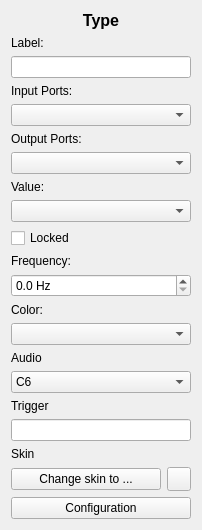
GIBIS-UNIFESP/wiRedPanda, file app/elementeditor.ui: the form before one commit.
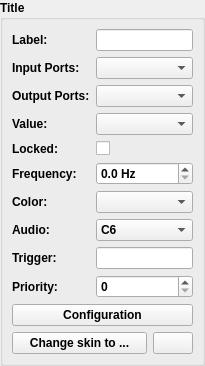
The form after the commit. Icons and pictures are not drawn.

What changed in the file:
```diff
--- a/app/elementeditor.ui
+++ b/app/elementeditor.ui
@@ -6,22 +6,156 @@
    <rect>
     <x>0</x>
     <y>0</y>
-    <width>202</width>
-    <height>511</height>
+    <width>205</width>
+    <height>363</height>
    </rect>
   </property>
   <property name="windowTitle">
    <string>Form</string>
   </property>
   <layout class="QGridLayout" name="gridLayout">
+   <property name="leftMargin">
+    <number>0</number>
+   </property>
+   <property name="topMargin">
+    <number>0</number>
+   </property>
+   <property name="rightMargin">
+    <number>0</number>
+   </property>
+   <property name="bottomMargin">
+    <number>0</number>
+   </property>
+   <property name="spacing">
+    <number>0</number>
+   </property>
+   <item row="0" column="0">
+    <widget class="QGroupBox" name="groupBox">
+     <property name="font">
+      <font>
+       <bold>true</bold>
+      </font>
+     </property>
+     <property name="title">
+      <string>Title</string>
+     </property>
+     <layout class="QGridLayout" name="gridLayout_2">
+      <item row="13" column="0">
+       <widget class="QLabel" name="labelAudio">
+        <property name="text">
+         <string>Audio:</string>
+        </property>
+       </widget>
+      </item>
+      <item row="7" column="1">
+       <widget class="QCheckBox" name="checkBoxLocked">
+        <property name="text">
+         <string/>
+        </property>
+       </widget>
+      </item>
+      <item row="18" column="0" colspan="2">
+       <layout class="QHBoxLayout" name="horizontalLayout">
+        <property name="sizeConstraint">
+         <enum>QLayout::SetNoConstraint</enum>
+        </property>
+        <item>
+         <widget class="QPushButton" name="pushButtonChangeSkin">
+          <property name="text">
+           <string>Change skin to ...</string>
+          </property>
+         </widget>
+        </item>
+        <item>
+         <widget class="QPushButton" name="pushButtonDefaultSkin">
+          <property name="sizePolicy">
+           <sizepolicy hsizetype="Maximum" vsizetype="Fixed">
+            <horstretch>0</horstretch>
+            <verstretch>0</verstretch>
+           </sizepolicy>
+          </property>
+          <property name="toolTip">
+           <string>Default</string>
+          </property>
+          <property name="text">
+           <string/>
+          </property>
+          <property name="icon">
+           <iconset resource="resources/toolbar/toolbar.qrc">
+            <normaloff>:/toolbar/default.svg</normaloff>:/toolbar/default.svg</iconset>
+          </property>
+          <property name="iconSize">
+           <size>
+            <width>16</width>
+            <height>16</height>
+           </size>
+          </property>
+         </widget>
+        </item>
+       </layout>
+      </item>
+      <item row="13" column="1">
+       <widget class="QComboBox" name="comboBoxAudio">
+        <item>
+         <property name="text">
+          <string>C6</string>
+         </property>
+        </item>
+        <item>
+         <property name="text">
+          <string>D6</string>
+         </property>
+        </item>
+        <item>
+         <property name="text">
+          <string>E6</string>
+         </property>
+        </item>
+        <item>
+         <property name="text">
+          <string>F6</string>
+         </property>
+        </item>
+        <item>
+         <property name="text">
+          <string>G6</string>
+         </property>
+        </item>
+        <item>
+         <property name="text">
+          <string>A7</string>
+         </property>
+        </item>
+        <item>
+         <property name="text">
+          <string>B7</string>
+         </property>
+        </item>
+        <item>
+         <property name="text">
+          <string>C7</string>
+         </property>
+        </item>
+       </widget>
+      </item>
+      <item row="4" column="0">
+       <widget class="QLabel" name="labelOutputs">
+        <property name="text">
+         <string>Output Ports:</string>
+        </property>
+       </widget>
+      </item>
+      <item row="2" column="1">
+       <widget class="QComboBox" name="comboBoxInputSize"/>
+      </item>
    <item row="7" column="0">
-    <widget class="QLabel" name="label_value">
+       <widget class="QLabel" name="labelLocked">
      <property name="text">
-      <string>Value:</string>
+         <string>Locked:</string>
      </property>
     </widget>
    </item>
-   <item row="11" column="0">
+      <item row="9" column="1">
     <widget class="QDoubleSpinBox" name="doubleSpinBoxFrequency">
      <property name="specialValueText">
       <string/>
@@ -43,208 +177,83 @@
      </property>
     </widget>
    </item>
-   <item row="12" column="0">
-    <widget class="QLabel" name="label_color">
-     <property name="text">
-      <string>Color:</string>
-     </property>
-    </widget>
-   </item>
-   <item row="15" column="0">
-    <widget class="QComboBox" name="comboBoxAudio">
-     <item>
-      <property name="text">
-       <string>C6</string>
-      </property>
-     </item>
-     <item>
-      <property name="text">
-       <string>D6</string>
-      </property>
-     </item>
-     <item>
-      <property name="text">
-       <string>E6</string>
-      </property>
-     </item>
-     <item>
-      <property name="text">
-       <string>F6</string>
-      </property>
-     </item>
-     <item>
-      <property name="text">
-       <string>G6</string>
-      </property>
-     </item>
-     <item>
-      <property name="text">
-       <string>A7</string>
-      </property>
-     </item>
-     <item>
-      <property name="text">
-       <string>B7</string>
-      </property>
-     </item>
-     <item>
-      <property name="text">
-       <string>C7</string>
-      </property>
-     </item>
-    </widget>
-   </item>
-   <item row="3" column="0">
-    <widget class="QLabel" name="label_inputs">
+      <item row="0" column="1">
+       <widget class="QLineEdit" name="lineEditElementLabel"/>
+      </item>
+      <item row="16" column="1">
+       <widget class="QSpinBox" name="spinBoxPriority">
+        <property name="maximum">
+         <number>9</number>
+        </property>
+       </widget>
+      </item>
+      <item row="15" column="1">
+       <widget class="QLineEdit" name="lineEditTrigger"/>
+      </item>
+      <item row="2" column="0">
+       <widget class="QLabel" name="labelInputs">
      <property name="text">
       <string>Input Ports:</string>
      </property>
     </widget>
    </item>
-   <item row="14" column="0">
-    <widget class="QLabel" name="label_audio">
-     <property name="text">
-      <string>Audio</string>
-     </property>
-    </widget>
-   </item>
-   <item row="13" column="0">
+      <item row="11" column="1">
     <widget class="QComboBox" name="comboBoxColor">
      <property name="currentText">
       <string/>
      </property>
     </widget>
    </item>
-   <item row="2" column="0">
-    <widget class="QLineEdit" name="lineEditElementLabel"/>
-   </item>
-   <item row="18" column="0">
-    <widget class="QLabel" name="label_skin">
+      <item row="15" column="0">
+       <widget class="QLabel" name="labelTrigger">
      <property name="text">
-      <string>Skin</string>
+         <string>Trigger:</string>
      </property>
     </widget>
    </item>
-   <item row="5" column="0">
-    <widget class="QLabel" name="label_outputs">
-     <property name="text">
-      <string>Output Ports:</string>
-     </property>
-    </widget>
+      <item row="6" column="1">
+       <widget class="QComboBox" name="comboBoxValue"/>
    </item>
    <item row="6" column="0">
-    <widget class="QComboBox" name="comboBoxOutputSz"/>
-   </item>
-   <item row="17" column="0">
-    <widget class="QLineEdit" name="lineEditTrigger"/>
-   </item>
-   <item row="10" column="0">
-    <widget class="QLabel" name="label_frequency">
+       <widget class="QLabel" name="labelValue">
+        <property name="text">
+         <string>Value:</string>
+        </property>
+       </widget>
+      </item>
+      <item row="11" column="0">
+       <widget class="QLabel" name="labelColor">
+        <property name="text">
+         <string>Color:</string>
+        </property>
+       </widget>
+      </item>
+      <item row="4" column="1">
+       <widget class="QComboBox" name="comboBoxOutputSize"/>
+      </item>
+      <item row="16" column="0">
+       <widget class="QLabel" name="labelPriority">
      <property name="text">
-      <string>Frequency:</string>
+         <string>Priority:</string>
      </property>
     </widget>
    </item>
-   <item row="1" column="0">
-    <widget class="QLabel" name="label_labels">
+      <item row="0" column="0">
+       <widget class="QLabel" name="labelLabels">
      <property name="text">
       <string>Label:</string>
      </property>
     </widget>
    </item>
-   <item row="4" column="0">
-    <widget class="QComboBox" name="comboBoxInputSz"/>
-   </item>
-   <item row="0" column="0">
-    <widget class="QLabel" name="label_type">
-     <property name="text">
-      <string>&lt;html&gt;&lt;head/&gt;&lt;body&gt;&lt;p&gt;&lt;span style=&quot; font-size:12pt; font-weight:600;&quot;&gt;Type&lt;/span&gt;&lt;/p&gt;&lt;/body&gt;&lt;/html&gt;</string>
-     </property>
-     <property name="textFormat">
-      <enum>Qt::RichText</enum>
-     </property>
-     <property name="alignment">
-      <set>Qt::AlignCenter</set>
-     </property>
-    </widget>
-   </item>
    <item row="9" column="0">
-    <widget class="QCheckBox" name="checkBoxLocked">
+       <widget class="QLabel" name="labelFrequency">
      <property name="text">
-      <string>Locked</string>
+         <string>Frequency:</string>
      </property>
     </widget>
    </item>
-   <item row="19" column="0">
-    <layout class="QHBoxLayout" name="horizontalLayout">
-     <property name="sizeConstraint">
-      <enum>QLayout::SetNoConstraint</enum>
-     </property>
-     <item>
-      <widget class="QPushButton" name="pushButtonChangeSkin">
-       <property name="minimumSize">
-        <size>
-         <width>150</width>
-         <height>0</height>
-        </size>
-       </property>
-       <property name="text">
-        <string>Change skin to ...</string>
-       </property>
-      </widget>
-     </item>
-     <item>
-      <widget class="QPushButton" name="pushButtonDefaultSkin">
-       <property name="minimumSize">
-        <size>
-         <width>24</width>
-         <height>24</height>
-        </size>
-       </property>
-       <property name="maximumSize">
-        <size>
-         <width>24</width>
-         <height>24</height>
-        </size>
-       </property>
-       <property name="toolTip">
-        <string>Default</string>
-       </property>
-       <property name="text">
-        <string/>
-       </property>
-       <property name="icon">
-        <iconset resource="resources/toolbar/toolbar.qrc">
-         <normaloff>:/default.svg</normaloff>:/default.svg</iconset>
-       </property>
-       <property name="iconSize">
-        <size>
-         <width>24</width>
-         <height>24</height>
-        </size>
-       </property>
-      </widget>
-     </item>
-    </layout>
-   </item>
-   <item row="8" column="0">
-    <widget class="QComboBox" name="comboBoxValue"/>
-   </item>
-   <item row="16" column="0">
-    <widget class="QLabel" name="label_trigger">
-     <property name="text">
-      <string>Trigger</string>
-     </property>
-    </widget>
-   </item>
-   <item row="20" column="0">
+      <item row="17" column="0" colspan="2">
     <widget class="QPushButton" name="pushButtonCustomConfig">
-     <property name="minimumSize">
-      <size>
-       <width>0</width>
-       <height>22</height>
-      </size>
-     </property>
      <property name="text">
       <string>Configuration</string>
      </property>
@@ -252,13 +261,9 @@
    </item>
   </layout>
  </widget>
- <tabstops>
-  <tabstop>lineEditElementLabel</tabstop>
-  <tabstop>comboBoxInputSz</tabstop>
-  <tabstop>doubleSpinBoxFrequency</tabstop>
-  <tabstop>comboBoxColor</tabstop>
-  <tabstop>lineEditTrigger</tabstop>
- </tabstops>
+   </item>
+  </layout>
+ </widget>
  <resources>
   <include location="resources/toolbar/toolbar.qrc"/>
  </resources>
```
Lines whose indentation alone changed are shown as unchanged.
